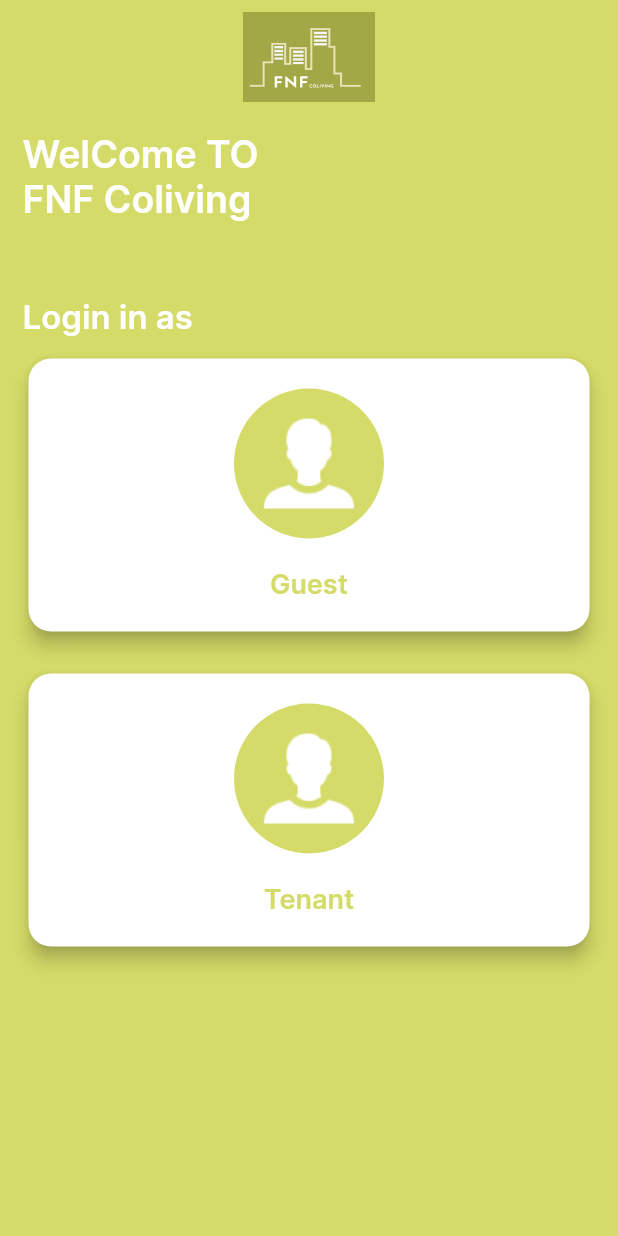
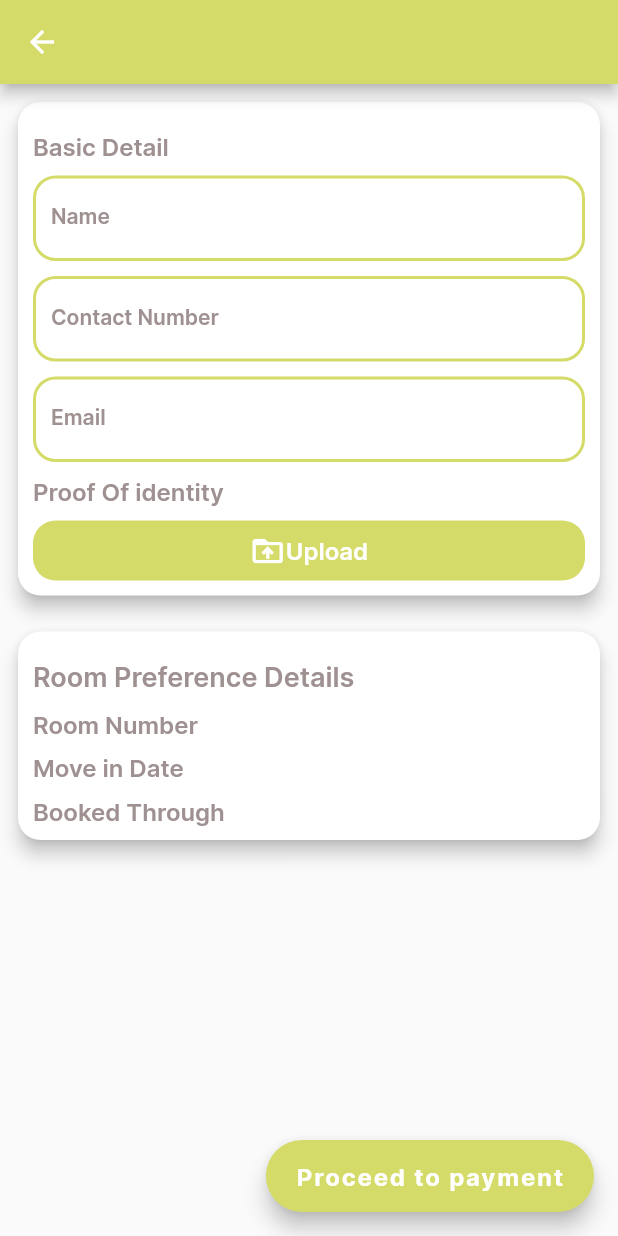
Before and after one commit to rahulkushwaha482/ForeantechDemo, a Flutter app: the screen it shows after launch, after a tap on "Guest", on a phone screen of 412 x 824 dp. Run offline on Flutter 3.47's test engine with Material 2 defaults, Android fonts, the phone set to English and light mode, and no system bars.

Commit message:
guest screen added

```diff
--- a/lib/core/constant/app_theme.dart
+++ b/lib/core/constant/app_theme.dart
@@ -5,6 +5,7 @@ class AppTheme{
   static const Color blacKColor = Color(0xFF000000);
   static const Color themeColor = Color(0xFFD5DB68);
   static const Color backgroundColor = Color(0xFFF5F5F5);
+  static const Color textColor = Color(0xFF9F9191);
 
 
 }
--- a/lib/core/utils/app_routes.dart
+++ b/lib/core/utils/app_routes.dart
@@ -5,5 +5,6 @@ class StringConfig{
   static String LOGIN_PAGE_NEW = '/login';
   static String SPLASH_SCREEN = '/splash';
   static String TENANT_LOGIN = '/tenant_login';
+  static String GUEST_LOGIN = '/guest_login';
 
 }
--- a/lib/main.dart
+++ b/lib/main.dart
@@ -1,6 +1,7 @@
 import 'package:flutter/material.dart';
 import 'package:flutter/services.dart';
 import 'package:forentech_assignment/core/utils/app_routes.dart';
+import 'package:forentech_assignment/ui/guest_login.dart';
 import 'package:forentech_assignment/ui/login_screen.dart';
 import 'package:forentech_assignment/ui/splash_screen.dart';
 import 'package:forentech_assignment/ui/tenant_login.dart';
@@ -31,9 +32,11 @@ class MyApp extends StatelessWidget {
         routes: <String, WidgetBuilder>{
           StringConfig.LOGIN_PAGE_NEW: (BuildContext context) =>
           const LoginScreen(),
-
+          StringConfig.GUEST_LOGIN: (BuildContext context) =>
+          const GuestLogin(),
           StringConfig.TENANT_LOGIN: (BuildContext context) =>
           const TenantLogin(),
+
         });
   }
 }
--- /dev/null
+++ b/lib/ui/guest_login.dart
@@ -0,0 +1,285 @@
+import 'package:flutter/material.dart';
+import 'package:forentech_assignment/core/constant/app_theme.dart';
+
+class GuestLogin extends StatefulWidget {
+  const GuestLogin({Key? key}) : super(key: key);
+
+  @override
+  _GuestLoginState createState() => _GuestLoginState();
+}
+
+class _GuestLoginState extends State<GuestLogin> {
+  @override
+  Widget build(BuildContext context) {
+    return Scaffold(
+      floatingActionButton: FloatingActionButton.extended(
+        backgroundColor: AppTheme.themeColor,
+        onPressed: () {},
+        label: const Text(
+          'Proceed to payment',
+          style: TextStyle(fontFamily: 'Bold', fontSize: 16),
+        ),
+      ),
+      appBar: AppBar(
+        backgroundColor: AppTheme.themeColor,
+      ),
+      body: SafeArea(
+        child: SingleChildScrollView(
+          child: Column(
+            children: [
+              Padding(
+                padding: const EdgeInsets.all(8.0),
+                child: Card(
+                  elevation: 5,
+                  shape: const RoundedRectangleBorder(
+                      borderRadius: BorderRadius.all(Radius.circular(15))),
+                  color: AppTheme.whiteColor,
+                  child: Padding(
+                    padding: const EdgeInsets.only(
+                        top: 20, bottom: 10.0, left: 10, right: 10),
+                    child: Column(
+                      crossAxisAlignment: CrossAxisAlignment.start,
+                      mainAxisAlignment: MainAxisAlignment.start,
+                      children: [
+                        const Text(
+                          'Basic Detail',
+                          style: TextStyle(
+                              fontFamily: 'SemiBold',
+                              fontSize: 16,
+                              color: AppTheme.textColor),
+                        ),
+                        const SizedBox(
+                          height: 10,
+                        ),
+                        TextFormField(
+                          //  controller: _nameController,
+                          keyboardType: TextInputType.text,
+                          style: const TextStyle(
+                            fontSize: 14,
+                            color: AppTheme.blacKColor,
+                            fontWeight: FontWeight.w600,
+                          ),
+                          decoration: InputDecoration(
+                            border: OutlineInputBorder(
+                              borderRadius: BorderRadius.circular(15.0),
+                              borderSide: const BorderSide(
+                                color: AppTheme.themeColor,
+                                width: 2.0,
+                              ),
+                            ),
+                            enabledBorder: OutlineInputBorder(
+                              borderRadius: BorderRadius.circular(15.0),
+                              borderSide: const BorderSide(
+                                color: AppTheme.themeColor,
+                                width: 2.0,
+                              ),
+                            ),
+                            focusedBorder: OutlineInputBorder(
+                              borderSide: const BorderSide(
+                                  color: AppTheme.themeColor, width: 1.0),
+                              borderRadius: BorderRadius.circular(10.0),
+                            ),
+                            hintText: "Name",
+                            labelStyle: const TextStyle(
+                                fontFamily: 'SemiBold',
+                                color: AppTheme.textColor),
+                            hintStyle: const TextStyle(
+                                fontFamily: 'SemiBold',
+                                color: AppTheme.textColor),
+                            labelText: 'Name',
+                          ),
+                        ),
+                        const SizedBox(
+                          height: 10,
+                        ),
+                        TextFormField(
+                          //  controller: _mobileNumberController,
+                          keyboardType: TextInputType.phone,
+                          style: const TextStyle(
+                            fontSize: 14,
+                            color: AppTheme.blacKColor,
+                            fontWeight: FontWeight.w600,
+                          ),
+                          decoration: InputDecoration(
+                            border: OutlineInputBorder(
+                              borderRadius: BorderRadius.circular(15.0),
+                              borderSide: const BorderSide(
+                                color: AppTheme.themeColor,
+                                width: 2.0,
+                              ),
+                            ),
+                            enabledBorder: OutlineInputBorder(
+                              borderRadius: BorderRadius.circular(15.0),
+                              borderSide: const BorderSide(
+                                color: AppTheme.themeColor,
+                                width: 2.0,
+                              ),
+                            ),
+                            focusedBorder: OutlineInputBorder(
+                              borderSide: const BorderSide(
+                                  color: AppTheme.themeColor, width: 1.0),
+                              borderRadius: BorderRadius.circular(10.0),
+                            ),
+                            hintText: "Contact Number",
+                            labelStyle: const TextStyle(
+                                fontFamily: 'SemiBold',
+                                color: AppTheme.textColor),
+                            hintStyle: const TextStyle(
+                                fontFamily: 'SemiBold',
+                                color: AppTheme.textColor),
+                            labelText: 'Contact Number',
+                          ),
+                        ),
+                        const SizedBox(
+                          height: 10,
+                        ),
+                        TextFormField(
+                          //  controller: _mobileNumberController,
+                          keyboardType: TextInputType.emailAddress,
+                          style: const TextStyle(
+                            fontSize: 14,
+                            color: AppTheme.blacKColor,
+                            fontWeight: FontWeight.w600,
+                          ),
+                          decoration: InputDecoration(
+                            border: OutlineInputBorder(
+                              borderRadius: BorderRadius.circular(15.0),
+                              borderSide: const BorderSide(
+                                color: AppTheme.themeColor,
+                                width: 2.0,
+                              ),
+                            ),
+                            enabledBorder: OutlineInputBorder(
+                              borderRadius: BorderRadius.circular(15.0),
+                              borderSide: const BorderSide(
+                                color: AppTheme.themeColor,
+                                width: 2.0,
+                              ),
+                            ),
+                            focusedBorder: OutlineInputBorder(
+                              borderSide: const BorderSide(
+                                  color: AppTheme.themeColor, width: 1.0),
+                              borderRadius: BorderRadius.circular(10.0),
+                            ),
+                            hintText: "Email",
+                            labelStyle: const TextStyle(
+                                fontFamily: 'SemiBold',
+                                color: AppTheme.textColor),
+                            hintStyle: const TextStyle(
+                                fontFamily: 'SemiBold',
+                                color: AppTheme.textColor),
+                            labelText: 'Email',
+                          ),
+                        ),
+                        const SizedBox(
+                          height: 10,
+                        ),
+                        const Text(
+                          'Proof Of identity',
+                          style: TextStyle(
+                              fontFamily: 'SemiBold',
+                              fontSize: 16,
+                              color: AppTheme.textColor),
+                        ),
+                        const SizedBox(
+                          height: 10,
+                        ),
+                        Container(
+                          height: 40,
+                          decoration: BoxDecoration(
+                            color: AppTheme.themeColor,
+                            borderRadius: BorderRadius.circular(15),
+                          ),
+                          child: Row(
+                            mainAxisAlignment: MainAxisAlignment.center,
+                            children: [
+                              Icon(
+                                Icons.drive_folder_upload,
+                                color: AppTheme.whiteColor,
+                              ),
+                              Text(
+                                'Upload',
+                                style: TextStyle(
+                                    fontSize: 16,
+                                    fontFamily: 'SemiBold',
+                                    color: AppTheme.whiteColor),
+                              )
+                            ],
+                          ),
+                        ),
+                      ],
+                    ),
+                  ),
+                ),
+              ),
+              _widgetReference(),
+
+            ],
+          ),
+        ),
+      ),
+    );
+  }
+
+  Widget _widgetReference(){
+    return Container(
+      width: MediaQuery.of(context).size.width,
+      child: Padding(
+        padding: const EdgeInsets.all(8.0),
+        child: Card(
+          elevation: 5,
+          shape: const RoundedRectangleBorder(
+              borderRadius: BorderRadius.all(Radius.circular(15))),
+          color: AppTheme.whiteColor,
+          child: Padding(
+            padding: const EdgeInsets.only(
+                top: 20, bottom: 10.0, left: 10, right: 10),
+            child: Column(
+              crossAxisAlignment: CrossAxisAlignment.start,
+              mainAxisAlignment: MainAxisAlignment.start,
+              children: [
+                const Text(
+                  'Room Preference Details',
+                  style: TextStyle(
+                      fontFamily: 'SemiBold',
+                      fontSize: 18,
+                      color: AppTheme.textColor),
+                ),
+                const SizedBox(
+                  height: 10,
+                ),
+                const Text(
+                  'Room Number',
+                  style: TextStyle(
+                      fontFamily: 'SemiBold',
+                      fontSize: 16,
+                      color: AppTheme.textColor),
+                ),
+                const SizedBox(
+                  height: 10,
+                ),
+                const Text(
+                  'Move in Date',
+                  style: TextStyle(
+                      fontFamily: 'SemiBold',
+                      fontSize: 16,
+                      color: AppTheme.textColor),
+                ),
+                const SizedBox(
+                  height: 10,
+                ),
+                const Text(
+                  'Booked Through',
+                  style: TextStyle(
+                      fontFamily: 'SemiBold',
+                      fontSize: 16,
+                      color: AppTheme.textColor),
+                ),
+              ],
+            ),
+          ),
+        ),
+      ),
+    );
+  }
+}
--- a/lib/ui/login_screen.dart
+++ b/lib/ui/login_screen.dart
@@ -66,7 +66,7 @@ class _LoginScreenState extends State<LoginScreen> {
       height: 190,
       child: InkWell(
         onTap: (){
-
+          Navigator.pushNamed(context, '/guest_login');
         },
         child: Card(
           elevation: 5,
```
